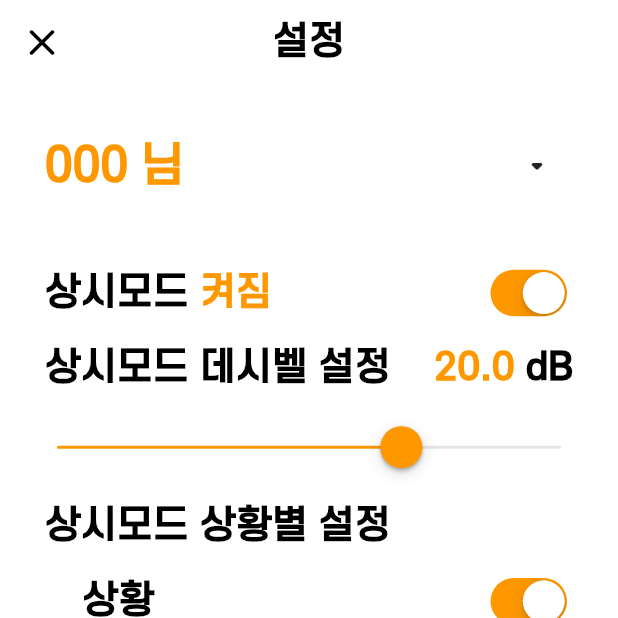
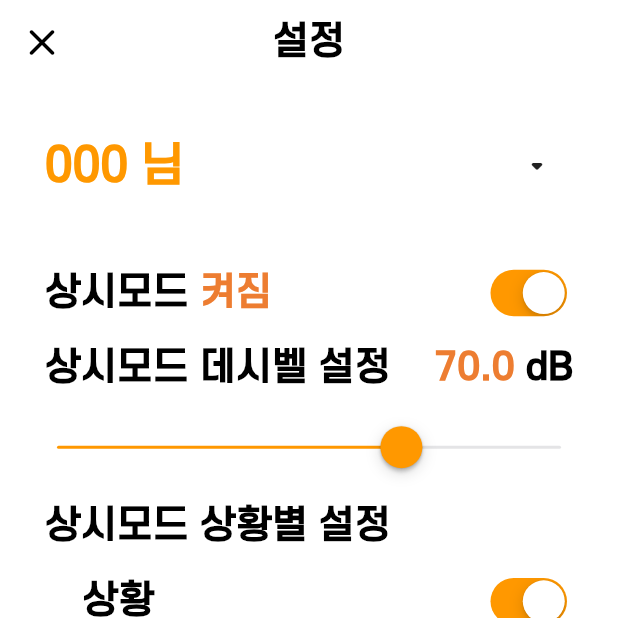
Before and after one commit to wkkyu088/hear_for_you, a Flutter app: the SettingScreen screen opened directly, on a phone screen of 412 x 824 dp, the top half of it. Run offline on Flutter 3.47's test engine with Material 2 defaults, Android fonts, the phone set to English and light mode, and no system bars.

Commit message:
setting screen : cupertino switch, slide 수정

```diff
--- a/lib/screens/setting_screen.dart
+++ b/lib/screens/setting_screen.dart
@@ -1,6 +1,7 @@
 import 'package:flutter/cupertino.dart';
 import 'package:flutter/material.dart';
 import 'package:hear_for_you/widgets/profile.modal.dart';
+import 'package:hear_for_you/constants.dart';
 
 class SettingScreen extends StatefulWidget {
   const SettingScreen({Key? key}) : super(key: key);
@@ -8,20 +9,19 @@ class SettingScreen extends StatefulWidget {
   State<SettingScreen> createState() => _SettingScreenState();
 }
 
-TextStyle settingTitleStyle = const TextStyle(
-    fontSize: 25, fontWeight: FontWeight.bold, color: Colors.black);
-TextStyle settingTityleValueStyle = const TextStyle(
-    fontSize: 25, fontWeight: FontWeight.bold, color: Colors.orange);
+class _SettingScreenState extends State<SettingScreen> {
+  TextStyle settingTitleStyle =
+      TextStyle(fontSize: 25, fontWeight: FontWeight.bold, color: Colors.black);
+  TextStyle settingTityleValueStyle =
+      TextStyle(fontSize: 25, fontWeight: FontWeight.bold, color: kMain);
 
-class _SettingScreenState extends State<SettingScreen> {
+  String name = '000';
+  double dB = 70;
+  bool regularValue = true;
+  List<bool> cases = [true, false, false];
+
   @override
   Widget build(BuildContext context) {
-    String name = '000';
-    double dB = 70;
-    double value = 20;
-    bool regularValue = true;
-    List<bool> cases = [true, false, false];
-
     return Scaffold(
         backgroundColor: Colors.white,
         appBar: AppBar(
@@ -68,7 +68,7 @@ class _SettingScreenState extends State<SettingScreen> {
                         })
                   ],
                 ),
-                SizedBox(
+                const SizedBox(
                   height: 10,
                 ),
                 Row(
@@ -92,9 +92,8 @@ class _SettingScreenState extends State<SettingScreen> {
                         activeColor: Colors.orange,
                         value: regularValue,
                         onChanged: (bool value) {
-                          setState(() {
-                            regularValue = value;
-                          });
+                          regularValue = value;
+                          setState(() {});
                         })
                   ],
                 ),
@@ -107,7 +106,7 @@ class _SettingScreenState extends State<SettingScreen> {
                     ),
                     const Spacer(),
                     Text(
-                      value.toString(),
+                      dB.toString(),
                       style: settingTityleValueStyle,
                     ),
                     Text(
@@ -125,8 +124,9 @@ class _SettingScreenState extends State<SettingScreen> {
                     max: 100.0,
                     value: dB,
                     onChanged: (value) {
+                      value = value;
                       setState(() {
-                        value = value.roundToDouble();
+                        dB = value.roundToDouble();
                       });
                     },
                   ),
@@ -136,7 +136,7 @@ class _SettingScreenState extends State<SettingScreen> {
                   style: settingTitleStyle,
                 ),
                 Container(
-                    padding: EdgeInsets.only(left: 25),
+                    padding: const EdgeInsets.only(left: 25),
                     height: MediaQuery.of(context).size.height * 0.5,
                     child: ListView.builder(
                         scrollDirection: Axis.vertical,
```
